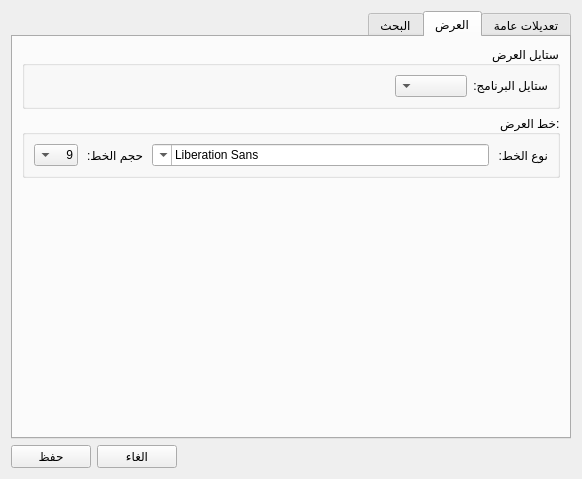
Qt form src/settingsdialog.ui (boussouira/moltaqa) before a commit.
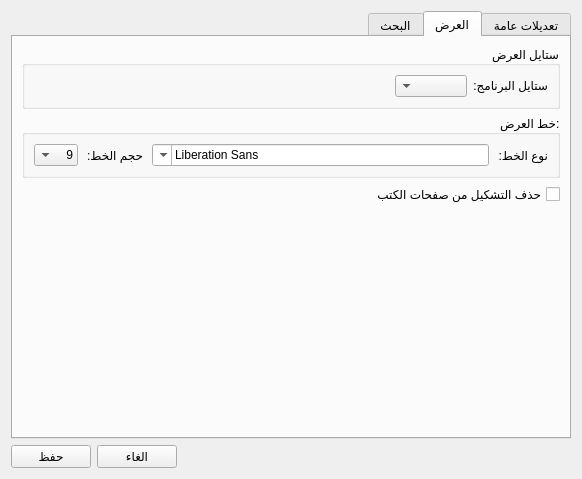
The same form after that commit. The open tabs and pages were chosen to show the change.

Commit message: Option to remove page's tashekil

Patch:
```diff
--- a/src/settingsdialog.ui
+++ b/src/settingsdialog.ui
@@ -310,6 +310,13 @@
          </layout>
         </widget>
        </item>
+       <item>
+        <widget class="QCheckBox" name="checkRemoveTashekil">
+         <property name="text">
+          <string>حذف التشكيل من صفحات الكتب</string>
+         </property>
+        </widget>
+       </item>
        <item>
         <spacer name="verticalSpacer_3">
          <property name="orientation">
```
The commit also changes 5 other files.
